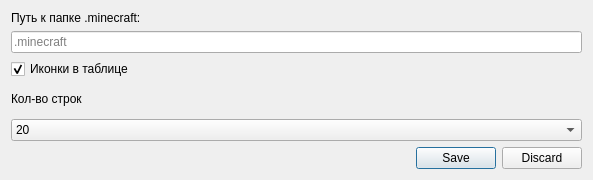
Qt form ui/settings.ui (vitiacat/ModrinthBrowser) before a commit.
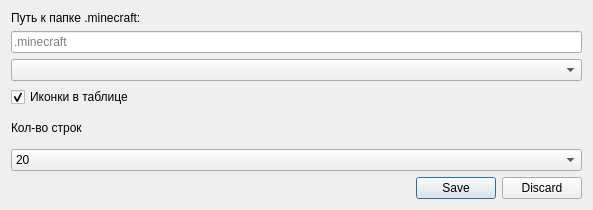
The same form after that commit.

Commit message: automatic minecraft paths finding (multimc is supported)

What changed in the file:
```diff
--- a/ui/settings.ui
+++ b/ui/settings.ui
@@ -10,7 +10,7 @@
     <x>0</x>
     <y>0</y>
     <width>593</width>
-    <height>180</height>
+    <height>210</height>
    </rect>
   </property>
   <property name="windowTitle">
@@ -43,6 +43,9 @@
            </property>
           </widget>
          </item>
+         <item>
+          <widget class="QComboBox" name="minecraftPathVariants"/>
+         </item>
         </layout>
        </item>
       </layout>
```
The commit also changes 3 other files.
